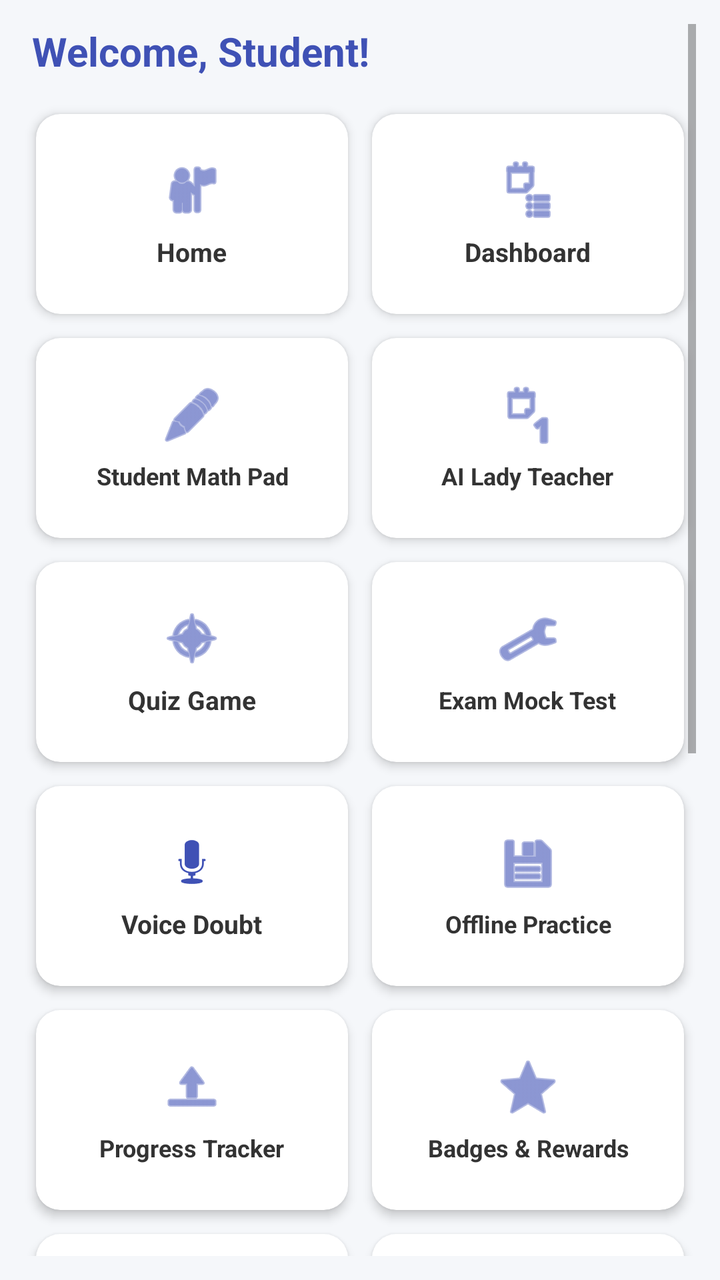
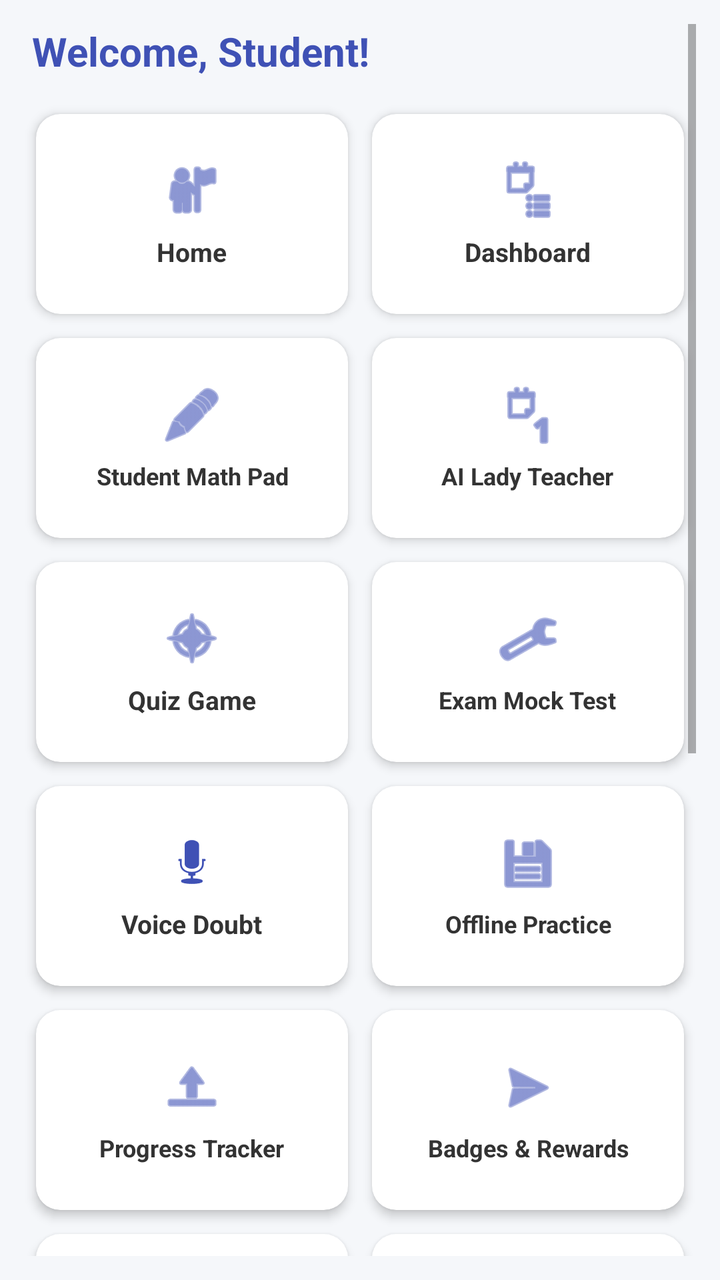

The first picture is an Android layout as it rendered before a commit; the second is the same layout after the commit. The layout source and the unified diff follow.
<!-- AndroidManifest.xml: application theme Theme.AppCompat.Light.NoActionBar -->
<!-- res/layout/activity_main.xml -->
<?xml version="1.0" encoding="utf-8"?>
<ScrollView xmlns:android="http://schemas.android.com/apk/res/android"
    xmlns:app="http://schemas.android.com/apk/res-auto"
    android:layout_width="match_parent"
    android:layout_height="match_parent"
    android:padding="12dp"
    android:background="#F5F7FA">

    <LinearLayout
        android:layout_width="match_parent"
        android:layout_height="wrap_content"
        android:orientation="vertical">

        
        <TextView
            android:id="@+id/tvWelcome"
            android:layout_width="match_parent"
            android:layout_height="wrap_content"
            android:text="Welcome, Student!"
            android:textSize="20sp"
            android:textStyle="bold"
            android:textColor="#3F51B5"
            android:layout_marginBottom="12dp"
            android:paddingStart="4dp"/>

        
        <GridLayout
            android:layout_width="match_parent"
            android:layout_height="wrap_content"
            android:columnCount="2"
            android:alignmentMode="alignMargins"
            android:columnOrderPreserved="false">

            
            <androidx.cardview.widget.CardView
                android:id="@+id/btnHome"
                android:layout_width="0dp"
                android:layout_height="100dp"
                android:layout_columnWeight="1"
                android:layout_margin="6dp"
                android:clickable="true"
                android:focusable="true"
                android:foreground="?attr/selectableItemBackground"
                app:cardCornerRadius="12dp"
                app:cardElevation="3dp"
                app:cardBackgroundColor="#FFFFFF">
                <LinearLayout android:layout_width="match_parent" android:layout_height="match_parent" android:gravity="center" android:orientation="vertical" android:padding="8dp">
                    <ImageView android:layout_width="32dp" android:layout_height="32dp" android:src="@android:drawable/ic_menu_myplaces" app:tint="#3F51B5" />
                    <TextView android:layout_width="wrap_content" android:layout_height="wrap_content" android:layout_marginTop="6dp" android:text="Home" android:textStyle="bold" android:textColor="#333333" android:textSize="13sp"/>
                </LinearLayout>
            </androidx.cardview.widget.CardView>

            
            <androidx.cardview.widget.CardView
                android:id="@+id/btnDashboard"
                android:layout_width="0dp"
                android:layout_height="100dp"
                android:layout_columnWeight="1"
                android:layout_margin="6dp"
                android:clickable="true"
                android:focusable="true"
                android:foreground="?attr/selectableItemBackground"
                app:cardCornerRadius="12dp"
                app:cardElevation="3dp"
                app:cardBackgroundColor="#FFFFFF">
                <LinearLayout android:layout_width="match_parent" android:layout_height="match_parent" android:gravity="center" android:orientation="vertical" android:padding="8dp">
                    <ImageView android:layout_width="32dp" android:layout_height="32dp" android:src="@android:drawable/ic_menu_agenda" app:tint="#3F51B5" />
                    <TextView android:layout_width="wrap_content" android:layout_height="wrap_content" android:layout_marginTop="6dp" android:text="Dashboard" android:textStyle="bold" android:textColor="#333333" android:textSize="13sp"/>
                </LinearLayout>
            </androidx.cardview.widget.CardView>

            
            <androidx.cardview.widget.CardView
                android:id="@+id/btnMathPad"
                android:layout_width="0dp"
                android:layout_height="100dp"
                android:layout_columnWeight="1"
                android:layout_margin="6dp"
                android:clickable="true"
                android:focusable="true"
                android:foreground="?attr/selectableItemBackground"
                app:cardCornerRadius="12dp"
                app:cardElevation="3dp"
                app:cardBackgroundColor="#FFFFFF">
                <LinearLayout android:layout_width="match_parent" android:layout_height="match_parent" android:gravity="center" android:orientation="vertical" android:padding="8dp">
                    <ImageView android:layout_width="32dp" android:layout_height="32dp" android:src="@android:drawable/ic_menu_edit" app:tint="#3F51B5" />
                    <TextView android:layout_width="wrap_content" android:layout_height="wrap_content" android:layout_marginTop="6dp" android:text="Student Math Pad" android:textStyle="bold" android:textColor="#333333" android:textSize="12sp" android:gravity="center"/>
                </LinearLayout>
            </androidx.cardview.widget.CardView>

            
            <androidx.cardview.widget.CardView
                android:id="@+id/btnAiTeacher"
                android:layout_width="0dp"
                android:layout_height="100dp"
                android:layout_columnWeight="1"
                android:layout_margin="6dp"
                android:clickable="true"
                android:focusable="true"
                android:foreground="?attr/selectableItemBackground"
                app:cardCornerRadius="12dp"
                app:cardElevation="3dp"
                app:cardBackgroundColor="#FFFFFF">
                <LinearLayout android:layout_width="match_parent" android:layout_height="match_parent" android:gravity="center" android:orientation="vertical" android:padding="8dp">
                    <ImageView android:layout_width="32dp" android:layout_height="32dp" android:src="@android:drawable/ic_menu_day" app:tint="#3F51B5" />
                    <TextView android:layout_width="wrap_content" android:layout_height="wrap_content" android:layout_marginTop="6dp" android:text="AI Lady Teacher" android:textStyle="bold" android:textColor="#333333" android:textSize="12sp" android:gravity="center"/>
                </LinearLayout>
            </androidx.cardview.widget.CardView>

            
            <androidx.cardview.widget.CardView
                android:id="@+id/btnQuiz"
                android:layout_width="0dp"
                android:layout_height="100dp"
                android:layout_columnWeight="1"
                android:layout_margin="6dp"
                android:clickable="true"
                android:focusable="true"
                android:foreground="?attr/selectableItemBackground"
                app:cardCornerRadius="12dp"
                app:cardElevation="3dp"
                app:cardBackgroundColor="#FFFFFF">
                <LinearLayout android:layout_width="match_parent" android:layout_height="match_parent" android:gravity="center" android:orientation="vertical" android:padding="8dp">
                    <ImageView android:layout_width="32dp" android:layout_height="32dp" android:src="@android:drawable/ic_menu_compass" app:tint="#3F51B5" />
                    <TextView android:layout_width="wrap_content" android:layout_height="wrap_content" android:layout_marginTop="6dp" android:text="Quiz Game" android:textStyle="bold" android:textColor="#333333" android:textSize="13sp"/>
                </LinearLayout>
            </androidx.cardview.widget.CardView>

            
            <androidx.cardview.widget.CardView
                android:id="@+id/btnExamMock"
                android:layout_width="0dp"
                android:layout_height="100dp"
                android:layout_columnWeight="1"
                android:layout_margin="6dp"
                android:clickable="true"
                android:focusable="true"
                android:foreground="?attr/selectableItemBackground"
                app:cardCornerRadius="12dp"
                app:cardElevation="3dp"
                app:cardBackgroundColor="#FFFFFF">
                <LinearLayout android:layout_width="match_parent" android:layout_height="match_parent" android:gravity="center" android:orientation="vertical" android:padding="8dp">
                    <ImageView android:layout_width="32dp" android:layout_height="32dp" android:src="@android:drawable/ic_menu_manage" app:tint="#3F51B5" />
                    <TextView android:layout_width="wrap_content" android:layout_height="wrap_content" android:layout_marginTop="6dp" android:text="Exam Mock Test" android:textStyle="bold" android:textColor="#333333" android:textSize="12sp" android:gravity="center"/>
                </LinearLayout>
            </androidx.cardview.widget.CardView>

            
            <androidx.cardview.widget.CardView
                android:id="@+id/btnVoiceDoubt"
                android:layout_width="0dp"
                android:layout_height="100dp"
                android:layout_columnWeight="1"
                android:layout_margin="6dp"
                android:clickable="true"
                android:focusable="true"
                android:foreground="?attr/selectableItemBackground"
                app:cardCornerRadius="12dp"
                app:cardElevation="3dp"
                app:cardBackgroundColor="#FFFFFF">
                <LinearLayout android:layout_width="match_parent" android:layout_height="match_parent" android:gravity="center" android:orientation="vertical" android:padding="8dp">
                    <ImageView android:layout_width="32dp" android:layout_height="32dp" android:src="@android:drawable/ic_btn_speak_now" app:tint="#3F51B5" />
                    <TextView android:layout_width="wrap_content" android:layout_height="wrap_content" android:layout_marginTop="6dp" android:text="Voice Doubt" android:textStyle="bold" android:textColor="#333333" android:textSize="13sp"/>
                </LinearLayout>
            </androidx.cardview.widget.CardView>

            
            <androidx.cardview.widget.CardView
                android:id="@+id/btnOffline"
                android:layout_width="0dp"
                android:layout_height="100dp"
                android:layout_columnWeight="1"
                android:layout_margin="6dp"
                android:clickable="true"
                android:focusable="true"
                android:foreground="?attr/selectableItemBackground"
                app:cardCornerRadius="12dp"
                app:cardElevation="3dp"
                app:cardBackgroundColor="#FFFFFF">
                <LinearLayout android:layout_width="match_parent" android:layout_height="match_parent" android:gravity="center" android:orientation="vertical" android:padding="8dp">
                    <ImageView android:layout_width="32dp" android:layout_height="32dp" android:src="@android:drawable/ic_menu_save" app:tint="#3F51B5" />
                    <TextView android:layout_width="wrap_content" android:layout_height="wrap_content" android:layout_marginTop="6dp" android:text="Offline Practice" android:textStyle="bold" android:textColor="#333333" android:textSize="12sp" android:gravity="center"/>
                </LinearLayout>
            </androidx.cardview.widget.CardView>

            
            <androidx.cardview.widget.CardView
                android:id="@+id/btnProgress"
                android:layout_width="0dp"
                android:layout_height="100dp"
                android:layout_columnWeight="1"
                android:layout_margin="6dp"
                android:clickable="true"
                android:focusable="true"
                android:foreground="?attr/selectableItemBackground"
                app:cardCornerRadius="12dp"
                app:cardElevation="3dp"
                app:cardBackgroundColor="#FFFFFF">
                <LinearLayout android:layout_width="match_parent" android:layout_height="match_parent" android:gravity="center" android:orientation="vertical" android:padding="8dp">
                    <ImageView android:layout_width="32dp" android:layout_height="32dp" android:src="@android:drawable/ic_menu_upload" app:tint="#3F51B5" />
                    <TextView android:layout_width="wrap_content" android:layout_height="wrap_content" android:layout_marginTop="6dp" android:text="Progress Tracker" android:textStyle="bold" android:textColor="#333333" android:textSize="12sp" android:gravity="center"/>
                </LinearLayout>
            </androidx.cardview.widget.CardView>

            
            <androidx.cardview.widget.CardView
                android:id="@+id/btnBadges"
                android:layout_width="0dp"
                android:layout_height="100dp"
                android:layout_columnWeight="1"
                android:layout_margin="6dp"
                android:clickable="true"
                android:focusable="true"
                android:foreground="?attr/selectableItemBackground"
                app:cardCornerRadius="12dp"
                app:cardElevation="3dp"
                app:cardBackgroundColor="#FFFFFF">
                <LinearLayout android:layout_width="match_parent" android:layout_height="match_parent" android:gravity="center" android:orientation="vertical" android:padding="8dp">
                    <ImageView android:layout_width="32dp" android:layout_height="32dp" android:src="@android:drawable/ic_menu_star" app:tint="#3F51B5" />
                    <TextView android:layout_width="wrap_content" android:layout_height="wrap_content" android:layout_marginTop="6dp" android:text="Badges &amp; Rewards" android:textStyle="bold" android:textColor="#333333" android:textSize="12sp" android:gravity="center"/>
                </LinearLayout>
            </androidx.cardview.widget.CardView>

            
            <androidx.cardview.widget.CardView
                android:id="@+id/btnDailyChallenge"
                android:layout_width="0dp"
                android:layout_height="100dp"
                android:layout_columnWeight="1"
                android:layout_margin="6dp"
                android:clickable="true"
                android:focusable="true"
                android:foreground="?attr/selectableItemBackground"
                app:cardCornerRadius="12dp"
                app:cardElevation="3dp"
                app:cardBackgroundColor="#FFFFFF">
                <LinearLayout android:layout_width="match_parent" android:layout_height="match_parent" android:gravity="center" android:orientation="vertical" android:padding="8dp">
                    <ImageView android:layout_width="32dp" android:layout_height="32dp" android:src="@android:drawable/ic_menu_today" app:tint="#3F51B5" />
                    <TextView android:layout_width="wrap_content" android:layout_height="wrap_content" android:layout_marginTop="6dp" android:text="Daily Challenge" android:textStyle="bold" android:textColor="#333333" android:textSize="12sp" android:gravity="center"/>
                </LinearLayout>
            </androidx.cardview.widget.CardView>

            
            <androidx.cardview.widget.CardView
                android:id="@+id/btnCalculator"
                android:layout_width="0dp"
                android:layout_height="100dp"
                android:layout_columnWeight="1"
                android:layout_margin="6dp"
                android:clickable="true"
                android:focusable="true"
                android:foreground="?attr/selectableItemBackground"
                app:cardCornerRadius="12dp"
                app:cardElevation="3dp"
                app:cardBackgroundColor="#FFFFFF">
                <LinearLayout android:layout_width="match_parent" android:layout_height="match_parent" android:gravity="center" android:orientation="vertical" android:padding="8dp">
                    <ImageView android:layout_width="32dp" android:layout_height="32dp" android:src="@android:drawable/ic_menu_sort_by_size" app:tint="#3F51B5" />
                    <TextView android:layout_width="wrap_content" android:layout_height="wrap_content" android:layout_marginTop="6dp" android:text="Math Calculator" android:textStyle="bold" android:textColor="#333333" android:textSize="12sp" android:gravity="center"/>
                </LinearLayout>
            </androidx.cardview.widget.CardView>

            
            <androidx.cardview.widget.CardView
                android:id="@+id/btnWhatsapp"
                android:layout_width="0dp"
                android:layout_height="100dp"
                android:layout_columnWeight="1"
                android:layout_margin="6dp"
                android:clickable="true"
                android:focusable="true"
                android:foreground="?attr/selectableItemBackground"
                app:cardCornerRadius="12dp"
                app:cardElevation="3dp"
                app:cardBackgroundColor="#FFFFFF">
                <LinearLayout android:layout_width="match_parent" android:layout_height="match_parent" android:gravity="center" android:orientation="vertical" android:padding="8dp">
                    <ImageView android:layout_width="32dp" android:layout_height="32dp" android:src="@android:drawable/ic_menu_send" app:tint="#25D366" />
                    <TextView android:layout_width="wrap_content" android:layout_height="wrap_content" android:layout_marginTop="6dp" android:text="WhatsApp Doubt" android:textStyle="bold" android:textColor="#333333" android:textSize="12sp" android:gravity="center"/>
                </LinearLayout>
            </androidx.cardview.widget.CardView>

            
            <androidx.cardview.widget.CardView
                android:id="@+id/btnCall"
                android:layout_width="0dp"
                android:layout_height="100dp"
                android:layout_columnWeight="1"
                android:layout_margin="6dp"
                android:clickable="true"
                android:focusable="true"
                android:foreground="?attr/selectableItemBackground"
                app:cardCornerRadius="12dp"
                app:cardElevation="3dp"
                app:cardBackgroundColor="#FFFFFF">
                <LinearLayout android:layout_width="match_parent" android:layout_height="match_parent" android:gravity="center" android:orientation="vertical" android:padding="8dp">
                    <ImageView android:layout_width="32dp" android:layout_height="32dp" android:src="@android:drawable/ic_menu_call" app:tint="#4CAF50" />
                    <TextView android:layout_width="wrap_content" android:layout_height="wrap_content" android:layout_marginTop="6dp" android:text="Call Teacher" android:textStyle="bold" android:textColor="#333333" android:textSize="12sp" android:gravity="center"/>
                </LinearLayout>
            </androidx.cardview.widget.CardView>

            
            <androidx.cardview.widget.CardView
                android:id="@+id/btnShare"
                android:layout_width="0dp"
                android:layout_height="100dp"
                android:layout_columnWeight="1"
                android:layout_margin="6dp"
                android:clickable="true"
                android:focusable="true"
                android:foreground="?attr/selectableItemBackground"
                app:cardCornerRadius="12dp"
                app:cardElevation="3dp"
                app:cardBackgroundColor="#FFFFFF">
                <LinearLayout android:layout_width="match_parent" android:layout_height="match_parent" android:gravity="center" android:orientation="vertical" android:padding="8dp">
                    <ImageView android:layout_width="32dp" android:layout_height="32dp" android:src="@android:drawable/ic_menu_share" app:tint="#3F51B5" />
                    <TextView android:layout_width="wrap_content" android:layout_height="wrap_content" android:layout_marginTop="6dp" android:text="Share App" android:textStyle="bold" android:textColor="#333333" android:textSize="13sp"/>
                </LinearLayout>
            </androidx.cardview.widget.CardView>

        </GridLayout>

        
        <Switch
            android:id="@+id/switchDarkMode"
            android:layout_width="match_parent"
            android:layout_height="wrap_content"
            android:text="Dark Mode (இரவு முறை)"
            android:textSize="16sp"
            android:padding="14dp"
            android:layout_marginTop="12dp"
            android:layout_marginBottom="8dp"
            android:background="#FFFFFF" />

        
        <Button 
            android:id="@+id/btnLogout" 
            android:layout_width="match_parent" 
            android:layout_height="wrap_content" 
            android:text="Logout" 
            android:backgroundTint="#D32F2F" 
            android:textColor="#FFFFFF"
            android:layout_marginBottom="16dp"/>

    </LinearLayout>
</ScrollView>
<!-- resources referenced by this layout -->
<resources>

</resources>

<!-- the commit's change to res/layout/activity_main.xml (unified diff, before → after) -->
@@ -216,7 +216,7 @@
                 app:cardElevation="3dp"
                 app:cardBackgroundColor="#FFFFFF">
                 <LinearLayout android:layout_width="match_parent" android:layout_height="match_parent" android:gravity="center" android:orientation="vertical" android:padding="8dp">
-                    <ImageView android:layout_width="32dp" android:layout_height="32dp" android:src="@android:drawable/ic_menu_star" app:tint="#3F51B5" />
+                    <ImageView android:layout_width="32dp" android:layout_height="32dp" android:src="@android:drawable/ic_menu_send" app:tint="#3F51B5" />
                     <TextView android:layout_width="wrap_content" android:layout_height="wrap_content" android:layout_marginTop="6dp" android:text="Badges &amp; Rewards" android:textStyle="bold" android:textColor="#333333" android:textSize="12sp" android:gravity="center"/>
                 </LinearLayout>
             </androidx.cardview.widget.CardView>
